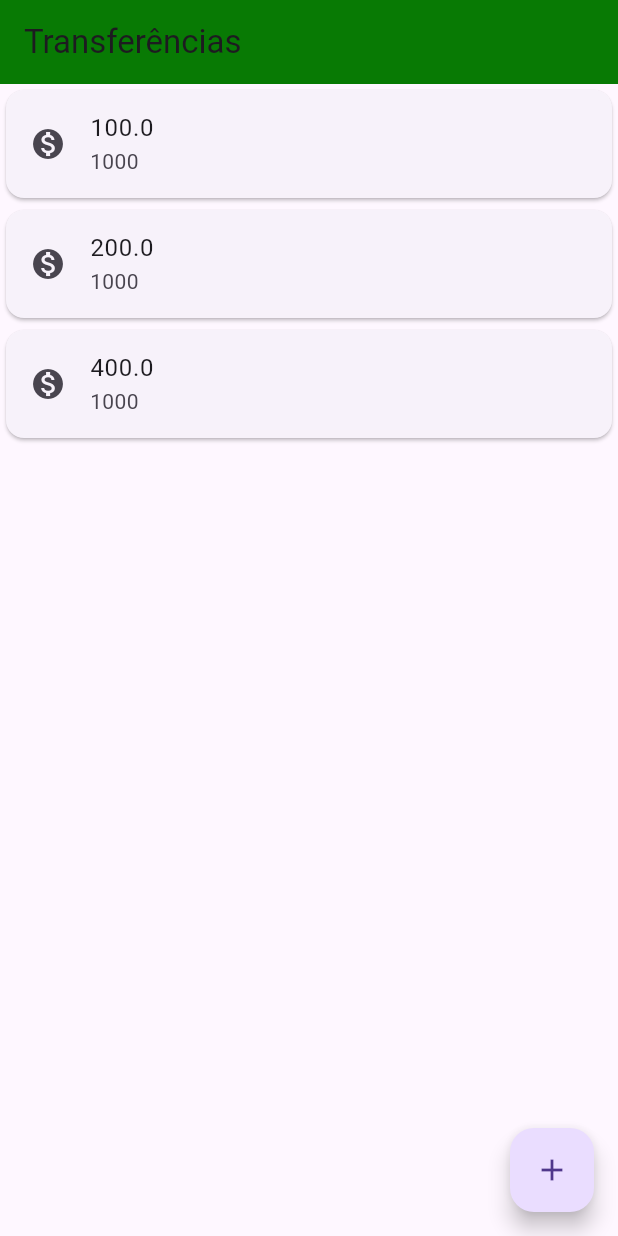
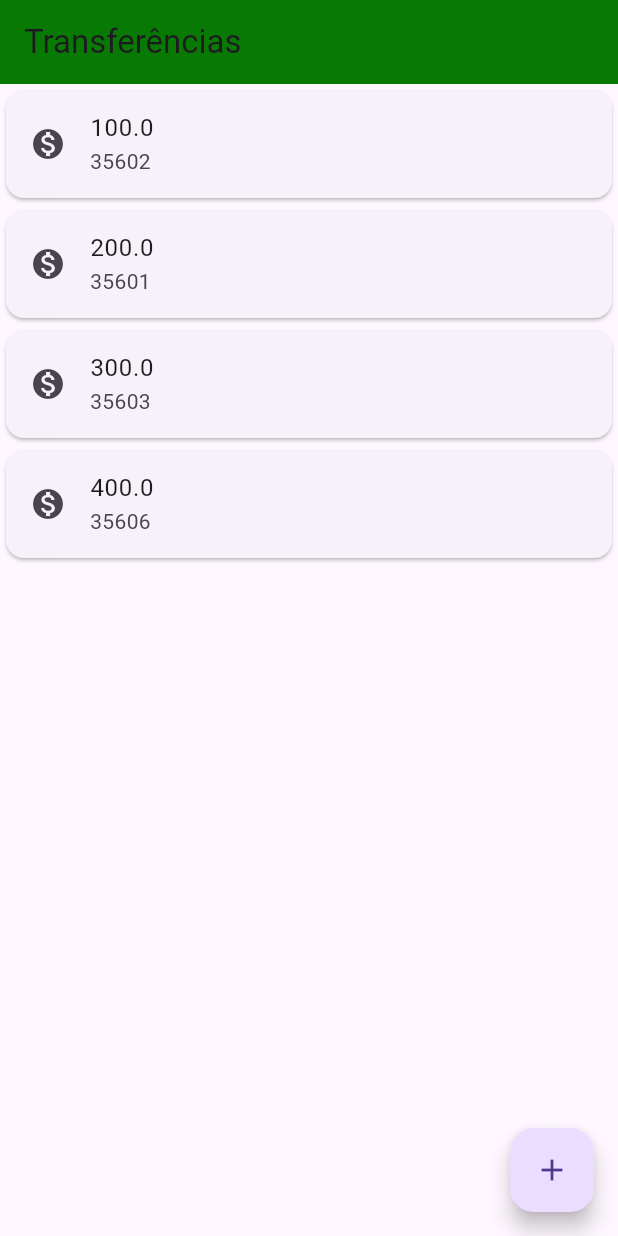
Before and after one commit to leticiamrosa/bytebank, a Flutter app: the screen it shows after launch, on a phone screen of 412 x 824 dp. Run offline on Flutter 3.47's test engine with Material 3 defaults, Android fonts, the phone set to English and light mode, and no system bars.

Commit message:
feat: create TransactionList widget

```diff
--- /dev/null
+++ b/lib/payments/model/transaction.dart
@@ -0,0 +1,6 @@
+class Transaction {
+  final double value;
+  final int accountNumber;
+
+  const Transaction(this.value, this.accountNumber);
+}
--- /dev/null
+++ b/lib/payments/presentation/widgets/transaction_card.dart
@@ -0,0 +1,18 @@
+import 'package:bytebank/payments/model/transaction.dart';
+import 'package:flutter/material.dart';
+
+class TransactionCard extends StatelessWidget {
+  final Transaction transaction;
+
+  const TransactionCard(this.transaction, {super.key});
+
+  @override
+  Widget build(BuildContext context) {
+    return Card(
+        child: ListTile(
+      leading: const Icon(Icons.monetization_on),
+      title: Text(transaction.value.toString()),
+      subtitle: Text(transaction.accountNumber.toString()),
+    ));
+  }
+}
--- /dev/null
+++ b/lib/payments/presentation/widgets/transaction_list.dart
@@ -0,0 +1,19 @@
+import 'package:bytebank/payments/model/transaction.dart';
+import 'package:bytebank/payments/presentation/widgets/transaction_card.dart';
+import 'package:flutter/material.dart';
+
+class TransactionList extends StatelessWidget {
+  const TransactionList({super.key});
+
+  @override
+  Widget build(BuildContext context) {
+    return const Column(
+      children: [
+        TransactionCard(Transaction(100, 35602)),
+        TransactionCard(Transaction(200, 35601)),
+        TransactionCard(Transaction(300, 35603)),
+        TransactionCard(Transaction(400, 35606)),
+      ],
+    );
+  }
+}
```
Also changed, not shown: lib/main.dart (+2 -22 lines), lib/transationList.dart (deleted).
